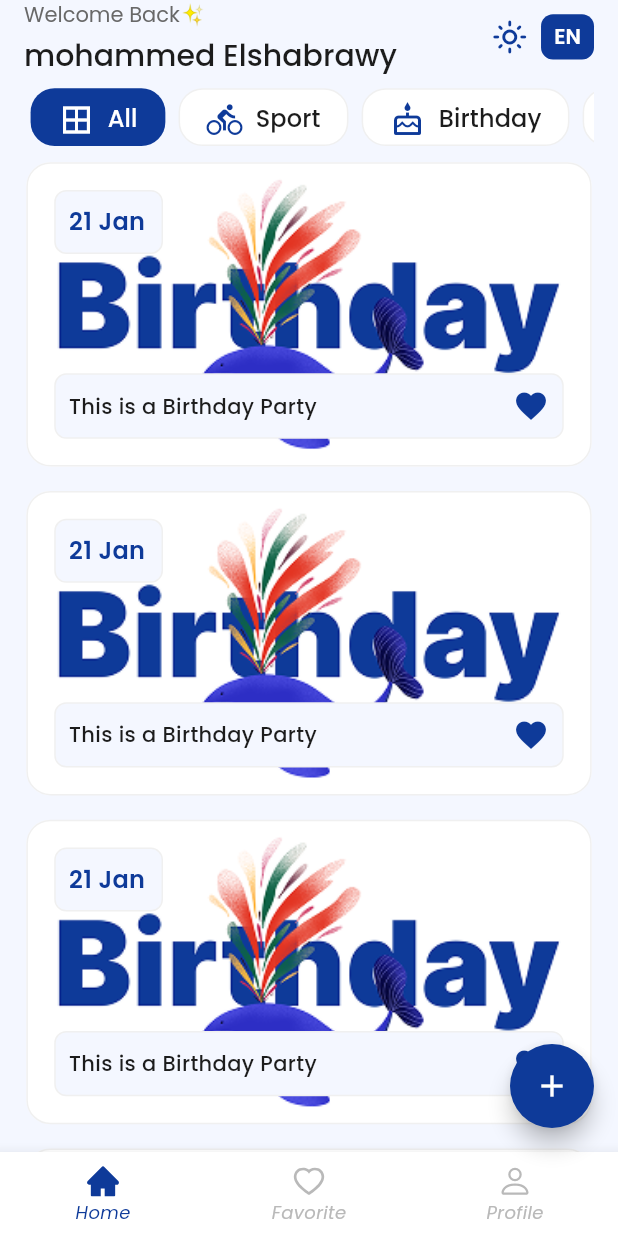
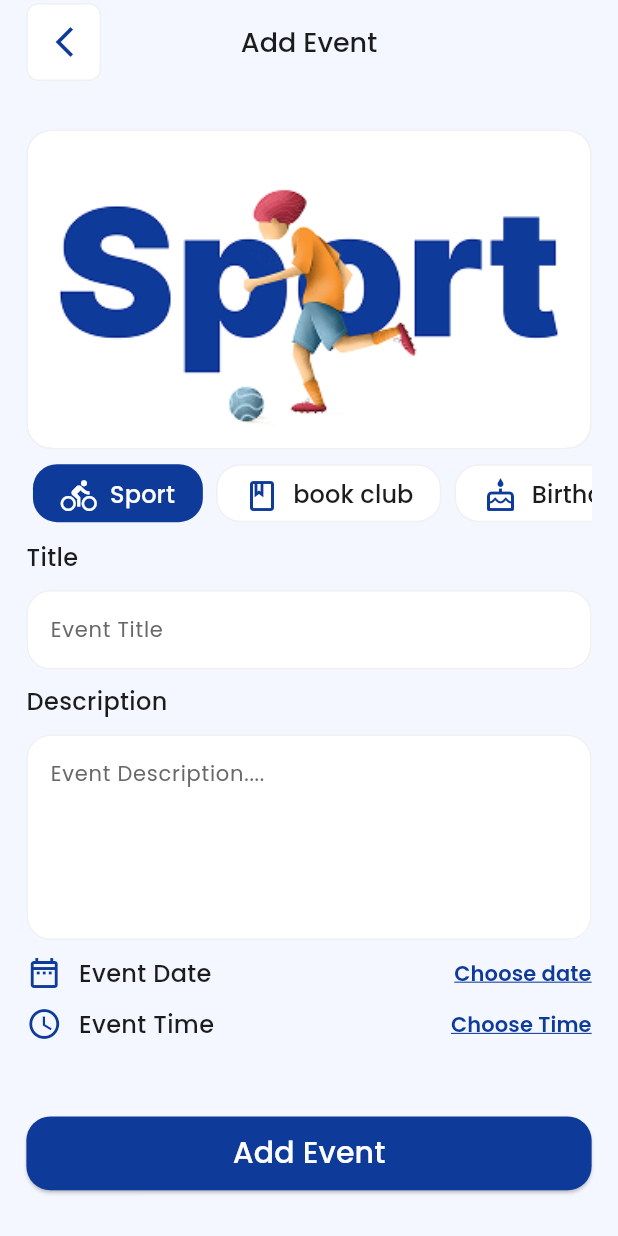
Before and after one commit to Mohammed-Elshabrawy/evently, a Flutter app: the screen it shows after launch, after a tap on the "add" icon, on a phone screen of 412 x 824 dp. Run offline on Flutter 3.47's test engine with Material 3 defaults, Android fonts, the phone set to English and light mode, and no system bars; our stand-ins replace carousel_slider, easy_localization, google_fonts, icons_plus, shared_preferences.

Commit message:
add event ui done

```diff
--- a/assets/translations/ar.json
+++ b/assets/translations/ar.json
@@ -44,5 +44,15 @@
   "profile": "الملف الشخصي",
   "dark_mode": "الوضع المظلم",
   "logout": "تسجيل الخروج",
-  "search_for_event": "ابحث عن حدث"
+  "search_for_event": "ابحث عن حدث",
+  "add_event": "إضافة حدث",
+  "title": "العنوان",
+  "description": "الوصف",
+  "event_title": "عنوان الحدث",
+  "event_description": "وصف الحدث....",
+  "event_date": "تاريخ الحدث",
+  "event_time": "وقت الحدث",
+  "choose_date": "اختر التاريخ",
+  "choose_time": "اختر الوقت"
+
 }
--- a/assets/translations/en.json
+++ b/assets/translations/en.json
@@ -44,5 +44,14 @@
   "profile": "Profile",
   "dark_mode": "Dark mode",
   "logout": "Logout",
-  "search_for_event": "Search for an event"
+  "search_for_event": "Search for an event",
+  "add_event": "Add Event",
+  "title": "Title",
+  "description": "Description ",
+  "event_title": "Event Title",
+  "event_description": "Event Description....",
+  "event_date": "Event Date",
+  "event_time": "Event Time",
+  "choose_date": "Choose date",
+  "choose_time": "Choose Time"
 }
--- a/lib/main.dart
+++ b/lib/main.dart
@@ -1,4 +1,5 @@
 import 'package:easy_localization/easy_localization.dart';
+import 'package:evently/pages/add_event_screen/add_event_screen.dart';
 import 'package:evently/pages/auth/forgot_password_screen/forgot_password_screen.dart';
 import 'package:evently/pages/auth/login_screen/login_screen.dart';
 import 'package:evently/pages/auth/signup_screen/signup_screen.dart';
@@ -46,10 +47,12 @@ class MyApp extends StatelessWidget {
       routes: {
         AppRoutes.settingsRoute: (context) => const SettingsScreen(),
         AppRoutes.onBoardingRoute: (context) => const OnBoardingScreen(),
-        AppRoutes.homeLayoutRoute: (context) =>  HomeLayout(),
+        AppRoutes.homeLayoutRoute: (context) => HomeLayout(),
         AppRoutes.loginRoute: (context) => const LoginScreen(),
         AppRoutes.signupRoute: (context) => const SignUpScreen(),
-        AppRoutes.forgotPasswordRoute: (context) => const ForgotPasswordScreen(),
+        AppRoutes.forgotPasswordRoute: (context) =>
+            const ForgotPasswordScreen(),
+        AppRoutes.addEventRoute: (context) => const AppEventScreen(),
       },
       initialRoute: AppRoutes.homeLayoutRoute,
       localizationsDelegates: context.localizationDelegates,
--- /dev/null
+++ b/lib/pages/add_event_screen/add_event_screen.dart
@@ -0,0 +1,181 @@
+import 'package:easy_localization/easy_localization.dart';
+import 'package:evently/pages/add_event_screen/widget/event_date_and_time.dart';
+import 'package:evently/pages/auth/widget/custom_text_form_filed.dart';
+import 'package:evently/utils/app_assets.dart';
+import 'package:evently/utils/app_text_styles.dart';
+import 'package:evently/widget/custom_elevated_button.dart';
+import 'package:evently/widget/leading_icon.dart';
+import 'package:flutter/material.dart';
+import 'package:provider/provider.dart';
+import '../../providers/app_setting_provider.dart';
+import '../../utils/app_colors.dart';
+import '../../utils/responsive.dart';
+import '../home_layout/tabs/home_tab/widget/tab_widget.dart';
+
+class AppEventScreen extends StatefulWidget {
+  const AppEventScreen({super.key});
+
+  @override
+  State<AppEventScreen> createState() => _AppEventScreenState();
+}
+
+class _AppEventScreenState extends State<AppEventScreen> {
+  List<String> categories = [
+    "sport",
+    "book_club",
+    "birthday",
+    "meeting",
+    "exhibition",
+  ];
+
+  List<IconData> icons = [
+    Icons.directions_bike_outlined,
+    Icons.book_outlined,
+    Icons.cake_outlined,
+    Icons.group_outlined,
+    Icons.data_exploration_outlined,
+  ];
+
+  List<int> index = [0, 1, 2, 3, 4];
+
+  List<String> imagesLight = [
+    AppAssets.sportLight,
+    AppAssets.bookClubLight,
+    AppAssets.birthdayLight,
+    AppAssets.meetingLight,
+    AppAssets.exhibitionLight,
+  ];
+  List<String> imagesDark = [
+    AppAssets.sportDark,
+    AppAssets.bookClubDark,
+    AppAssets.birthdayDark,
+    AppAssets.meetingDark,
+    AppAssets.exhibitionDark,
+  ];
+
+  int selectedIndex = 0;
+
+  @override
+  Widget build(BuildContext context) {
+    var appSettingsProvider = Provider.of<AppSettingProvider>(context);
+    return Scaffold(
+      appBar: AppBar(
+        leading: LeadingIcon(
+          onPressed: () {
+            Navigator.pop(context);
+          },
+        ),
+        title: Text(
+          'add_event'.tr(),
+          style: AppTextStyles.m18.copyWith(
+            color: appSettingsProvider.isLight
+                ? AppColors.mainTextColor
+                : AppColors.whiteColor,
+          ),
+        ),
+        centerTitle: true,
+      ),
+      body: Padding(
+        padding: EdgeInsetsGeometry.symmetric(
+          horizontal: 16 * context.screenWidthRatio,
+          vertical: 30 * context.screenHeightRatio,
+        ),
+        child: Column(
+          spacing: 10 * context.screenHeightRatio,
+          crossAxisAlignment: CrossAxisAlignment.stretch,
+          children: [
+            Container(
+              decoration: BoxDecoration(
+                borderRadius: BorderRadius.circular(16),
+                border: Border.all(
+                  color: appSettingsProvider.isLight
+                      ? AppColors.strokeColor
+                      : AppColors.darkStrokeColor,
+                ),
+              ),
+              child: ClipRRect(
+                clipBehavior: Clip.hardEdge,
+                borderRadius: BorderRadius.circular(16),
+                child: Image.asset(
+                  appSettingsProvider.isLight
+                      ? imagesLight[selectedIndex]
+                      : imagesDark[selectedIndex],
+                  fit: BoxFit.cover,
+                ),
+              ),
+            ),
+            SizedBox(
+              height: 40 * context.screenHeightRatio,
+              child: DefaultTabController(
+                initialIndex: selectedIndex,
+                length: index.length,
+                child: TabBar(
+                  tabs: index.map((index) {
+                    return TabWidget(
+                      title: categories[index],
+                      icon: icons[index],
+                      isSelected: index == selectedIndex,
+                    );
+                  }).toList(),
+                  isScrollable: true,
+                  onTap: (index) {
+                    setState(() {
+                      selectedIndex = index;
+                    });
+                  },
+                  indicatorColor: AppColors.transparentColor,
+                  dividerColor: AppColors.transparentColor,
+                  tabAlignment: TabAlignment.start,
+                  labelPadding: EdgeInsets.symmetric(
+                    horizontal: 4 * context.screenWidthRatio,
+                  ),
+                ),
+              ),
+            ),
+            Text(
+              'title'.tr(),
+              style: AppTextStyles.m16.copyWith(
+                color: appSettingsProvider.isLight
+                    ? AppColors.mainTextColor
+                    : AppColors.whiteColor,
+              ),
+            ),
+            CustomTextFormFiled(
+              hintText: 'event_title'.tr(),
+              keyboardType: TextInputType.text,
+            ),
+            Text(
+              'description'.tr(),
+              style: AppTextStyles.m16.copyWith(
+                color: appSettingsProvider.isLight
+                    ? AppColors.mainTextColor
+                    : AppColors.whiteColor,
+              ),
+            ),
+            CustomTextFormFiled(
+              maxLines: 5,
+              hintText: 'event_description'.tr(),
+              keyboardType: TextInputType.text,
+            ),
+            EventDateAndTime(
+              isDate: true,
+              onPressed: () {
+                //todo: show date picker
+              },
+            ),
+            EventDateAndTime(
+              isDate: false,
+              onPressed: () {
+                //todo: show time picker
+              },
+            ),
+            Spacer(),
+            CustomElevatedButton(text: 'add_event', onButtonPressed: (){
+              //todo: add event
+            }),
+          ],
+        ),
+      ),
+    );
+  }
+}
--- /dev/null
+++ b/lib/pages/add_event_screen/widget/event_date_and_time.dart
@@ -0,0 +1,47 @@
+import 'package:easy_localization/easy_localization.dart';
+import 'package:evently/pages/auth/widget/custom_text_button.dart';
+import 'package:flutter/material.dart';
+import 'package:provider/provider.dart';
+import '../../../providers/app_setting_provider.dart';
+import '../../../utils/app_colors.dart';
+import '../../../utils/app_text_styles.dart';
+import '../../../utils/responsive.dart';
+
+class EventDateAndTime extends StatelessWidget {
+  const EventDateAndTime({
+    super.key,
+    required this.isDate,
+    required this.onPressed,
+  });
+  final bool isDate;
+  final VoidCallback onPressed;
+
+  @override
+  Widget build(BuildContext context) {
+    var appSettingsProvider = Provider.of<AppSettingProvider>(context);
+    return Row(
+      children: [
+        Icon(
+          isDate ? Icons.date_range_outlined : Icons.access_time_outlined,
+          color: appSettingsProvider.isLight
+              ? AppColors.mainColor
+              : AppColors.darkMainColor,
+        ),
+        SizedBox(width: 10 * context.screenWidthRatio),
+        Text(
+          isDate ? 'event_date'.tr() : 'event_time'.tr(),
+          style: AppTextStyles.m16.copyWith(
+            color: appSettingsProvider.isLight
+                ? AppColors.mainTextColor
+                : AppColors.whiteColor,
+          ),
+        ),
+        Spacer(),
+        CustomTextButton(
+          onPressed: onPressed,
+          text: isDate ? "choose_date".tr() : "choose_time".tr(),
+        ),
+      ],
+    );
+  }
+}
--- a/lib/pages/auth/widget/custom_text_button.dart
+++ b/lib/pages/auth/widget/custom_text_button.dart
@@ -16,7 +16,6 @@ class CustomTextButton extends StatelessWidget {
   final String text;
   final bool isGoogle;
 
-
   @override
   Widget build(BuildContext context) {
     var appSettingsProvider = Provider.of<AppSettingProvider>(context);
@@ -25,7 +24,6 @@ class CustomTextButton extends StatelessWidget {
         padding: EdgeInsets.zero,
         tapTargetSize: MaterialTapTargetSize.shrinkWrap,
         minimumSize: Size.zero,
-
       ),
       onPressed: onPressed,
       child: Text(
@@ -35,6 +33,9 @@ class CustomTextButton extends StatelessWidget {
               ? AppColors.mainColor
               : AppColors.darkMainColor,
           decoration: TextDecoration.underline,
+          decorationColor: appSettingsProvider.isLight
+              ? AppColors.mainColor
+              : AppColors.darkMainColor,
         ),
       ),
     );
--- a/lib/pages/auth/widget/custom_text_form_filed.dart
+++ b/lib/pages/auth/widget/custom_text_form_filed.dart
@@ -13,7 +13,9 @@ class CustomTextFormFiled extends StatelessWidget {
     this.suffix,
     required this.keyboardType,
     this.suffixColor,
+    this.maxLines,
   });
+  final int? maxLines;
   final IconData? prefix;
   final String hintText;
   final IconData? suffix;
@@ -32,6 +34,7 @@ class CustomTextFormFiled extends StatelessWidget {
       ),
     );
     return TextFormField(
+      maxLines: maxLines,
       style: AppTextStyles.r14.copyWith(
         color: appSettingsProvider.isLight
             ? AppColors.mainTextColor
--- a/lib/pages/home_layout/home_layout.dart
+++ b/lib/pages/home_layout/home_layout.dart
@@ -7,6 +7,7 @@ import 'package:icons_plus/icons_plus.dart';
 import 'package:provider/provider.dart';
 import '../../providers/app_setting_provider.dart';
 import '../../utils/app_colors.dart';
+import '../../utils/app_routes.dart';
 import '../../utils/app_text_styles.dart';
 
 class HomeLayout extends StatefulWidget {
@@ -28,12 +29,14 @@ class _HomeLayoutState extends State<HomeLayout> {
       floatingActionButton: Visibility(
         visible: currentInex == 0,
         child: FloatingActionButton(
-          shape: RoundedRectangleBorder(borderRadius: BorderRadius.circular(50)),
+          shape: RoundedRectangleBorder(
+            borderRadius: BorderRadius.circular(50),
+          ),
           backgroundColor: appSettingsProvider.isLight
               ? AppColors.mainColor
               : AppColors.darkMainColor,
           onPressed: () {
-            //Todo:add event
+            Navigator.pushNamed(context, AppRoutes.addEventRoute);
           },
           child: Icon(Icons.add, color: AppColors.whiteColor),
         ),
--- a/lib/utils/app_routes.dart
+++ b/lib/utils/app_routes.dart
@@ -5,4 +5,5 @@ class AppRoutes {
   static const String loginRoute ="Login_screen";
   static const String signupRoute ="Signup_screen";
   static const String forgotPasswordRoute ="forgot_password_screen";
+  static const String addEventRoute ="add_event_screen";
 }
```
